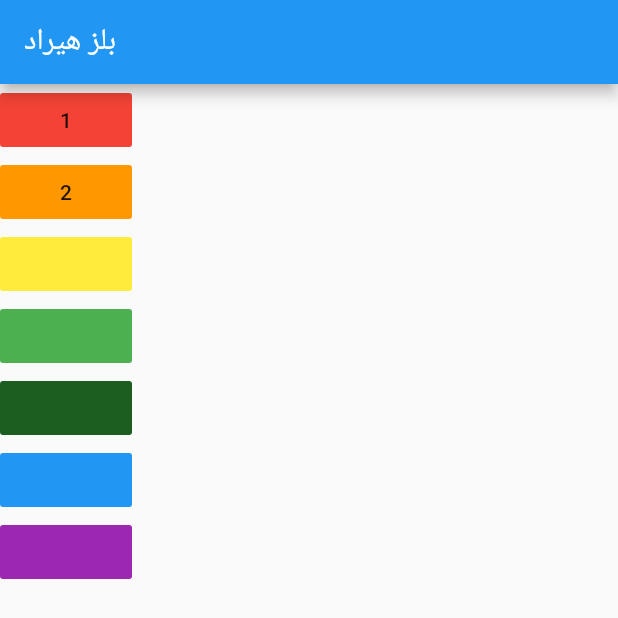
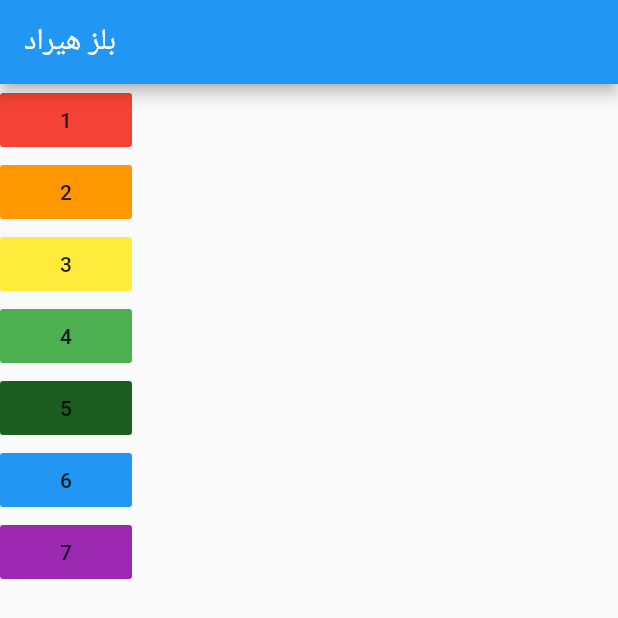
Before and after one commit to EsmaeiliSina/Hirad, a Flutter app: the screen it shows after launch, on a phone screen of 412 x 824 dp. Shown: the top 618 px of the screen. Run offline on Flutter 3.47's test engine with Material 2 defaults, Android fonts, the phone set to English and light mode, and no system bars; our stand-ins replace audioplayers.

Commit message:
add child to flat button

```diff
--- a/lib/main.dart
+++ b/lib/main.dart
@@ -33,30 +33,35 @@ class MyApp extends StatelessWidget {
                 },
               ),
               FlatButton(
+                child: Text("3"),
                 color: Colors.yellow,
                 onPressed: () {
                   play(3);
                 },
               ),
               FlatButton(
+                child: Text("4"),
                 color: Colors.green,
                 onPressed: () {
                   play(4);
                 },
               ),
               FlatButton(
+                child: Text("5"),
                 color: Colors.green[900],
                 onPressed: () {
                   play(5);
                 },
               ),
               FlatButton(
+                child: Text("6"),
                 color: Colors.blue,
                 onPressed: () {
                   play(6);
                 },
               ),
               FlatButton(
+                child: Text("7"),
                 color: Colors.purple,
                 onPressed: () {
                   play(7);
```
